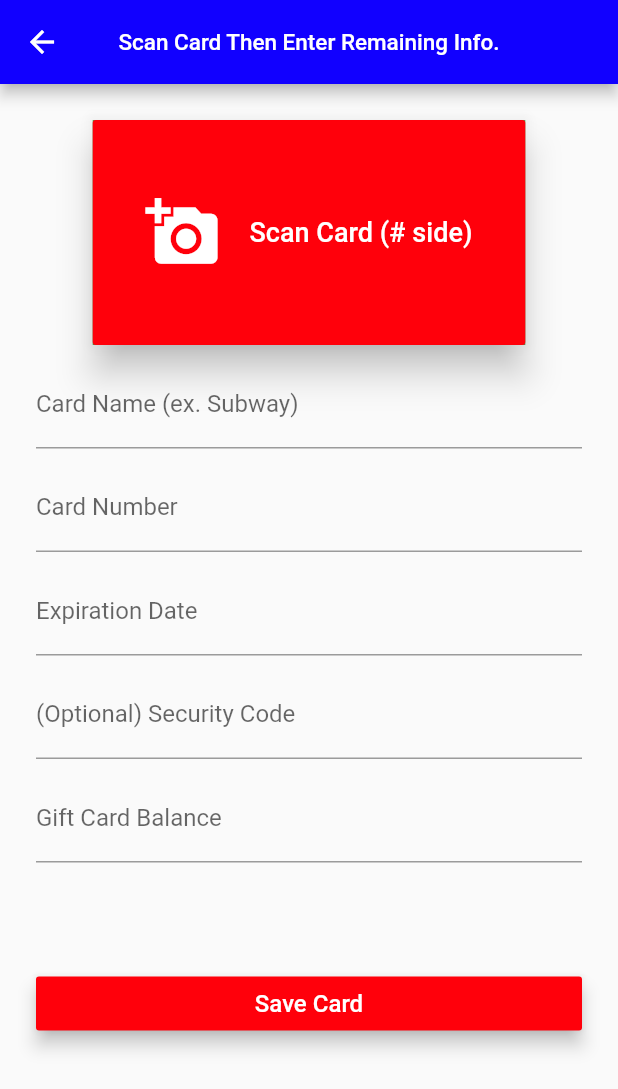
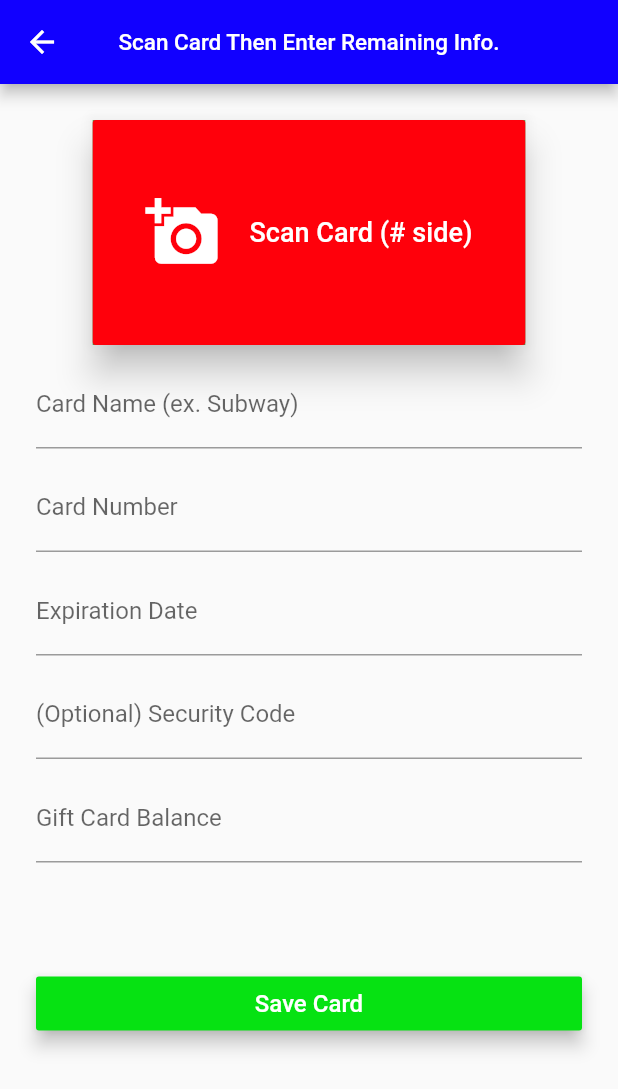
Before and after one commit to jonasccosta/Comp-225-Flutter-Giftcards, a Flutter app: the CreateNewCardScreen screen opened directly, on a phone screen of 412 x 824 dp. Shown: the top 1089 px of the screen. Run offline on Flutter 3.47's test engine with Material 2 defaults, Android fonts, the phone set to English and light mode, and no system bars; our stand-ins replace currency_text_input_formatter, flutter_local_notifications, flutter_masked_text, flutter_native_timezone, rxdart, sqflite and 1 more; missing offline and left inert: camera_camera, passcode_screen; accounts and stored records are empty.

Commit message:
color changes to green for two buttons

```diff
--- a/lib/Screens/Card_Info_Screen.dart
+++ b/lib/Screens/Card_Info_Screen.dart
@@ -109,7 +109,7 @@ class CardInfoScreenState extends State<CardInfoScreen>{
                               fontSize: 20.0,
                               color: Colors.white),
                         ),
-                        color: Color(0xff1100FF),
+                        color: Color(0xff06E212),
                         highlightColor: Colors.blueGrey,
 
                       )
--- a/lib/Screens/Create_New_Card_Screen.dart
+++ b/lib/Screens/Create_New_Card_Screen.dart
@@ -297,7 +297,7 @@ class CreateNewCardScreenState extends State<CreateNewCardScreen> {
                 SizedBox(height: 70),
 
                 RaisedButton(
-                  color: Color(0xffFF000B),
+                  color: Color(0xff06E212),
                   elevation: 5,
                   child:Text(
                       'Save Card',
--- a/lib/Screens/Home_Screen.dart
+++ b/lib/Screens/Home_Screen.dart
@@ -166,7 +166,7 @@ class _MyHomeScreenState extends State<HomeScreenState> {
             _modifyGiftCard(context, card);
           },
           title: Text(card.name,
-              style: TextStyle(fontSize: 24, color: Colors.black38)),
+              style: TextStyle(fontSize: 18, color: Colors.black38)),
           leading: Image.file(File(card.photo)),
           trailing: Column(
             mainAxisAlignment: MainAxisAlignment.spaceEvenly,
```
